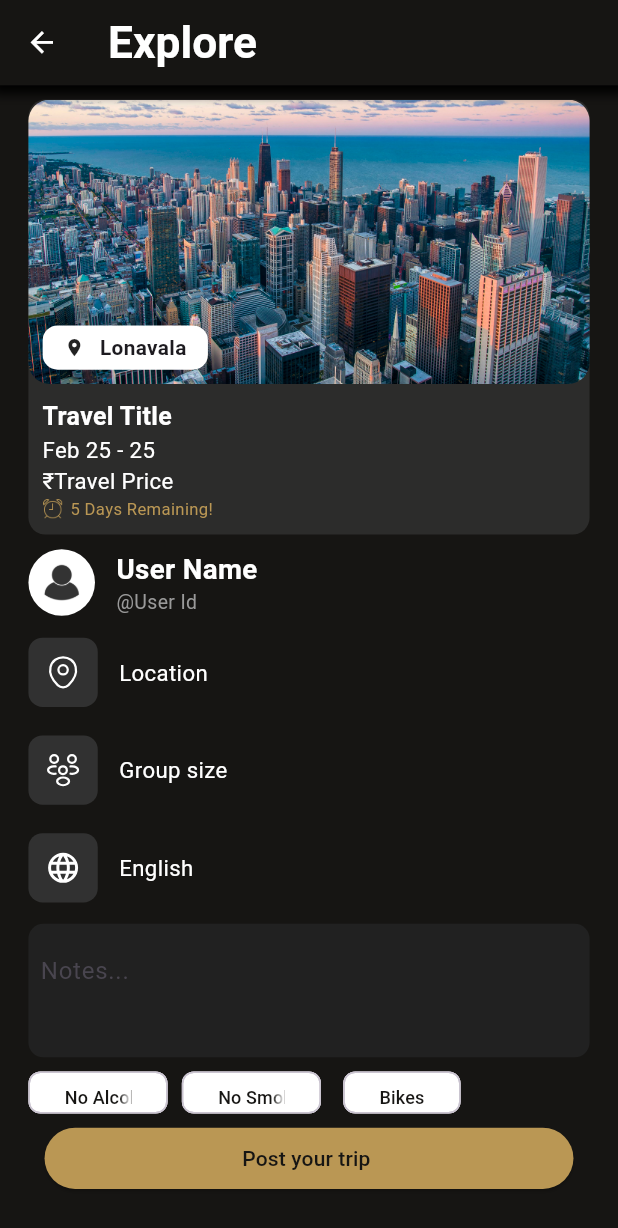
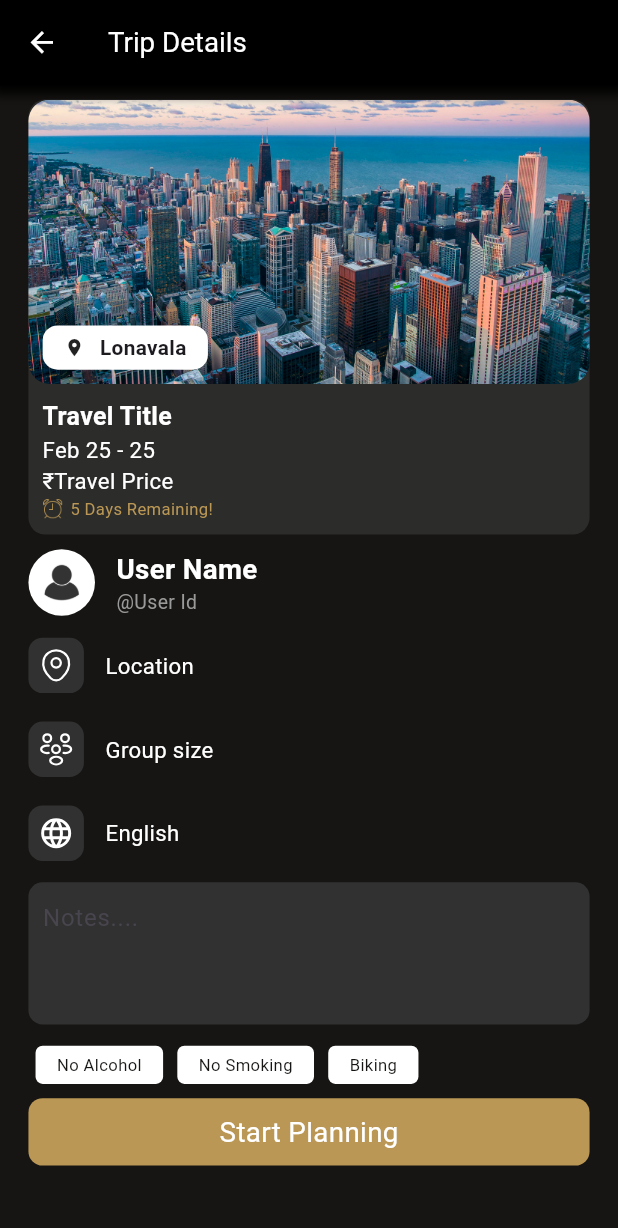
Before and after one commit to Pinnacle01/pinnacle, a Flutter app: the TripDetails screen opened by its route, on a phone screen of 412 x 824 dp. Shown: the top 1228 px of the screen. Run offline on Flutter 3.47's test engine with Material 3 defaults, Android fonts, the phone set to English and light mode, and no system bars; our stand-ins replace flutter_svg, go_router.

Commit message:
Trip Details Changes

```diff
--- a/lib/explore_home/uikit/build_prefrences.dart
+++ /dev/null
@@ -1,35 +0,0 @@
-import 'package:flutter/material.dart';
-import 'package:pinnacle_main/framework/constants/color.dart';
-import 'package:pinnacle_main/framework/constants/size.dart';
-import 'package:pinnacle_main/framework/digital/sizer.dart';
-import 'package:pinnacle_main/framework/uikit/text_widget.dart';
-
-Widget buildPreferences() {
-  return Flexible(
-    child: Row(
-      children: [
-        _buildPreferenceChip('No Alcohol'),
-        SizedBox(width: Sizes.size10.dp),
-        _buildPreferenceChip('No Smoking'),
-        SizedBox(width: Sizes.size8.dp),
-        _buildPreferenceChip('Bikes'),
-      ],
-    ),
-  );
-}
-
-Widget _buildPreferenceChip(String label) {
-  return SizedBox(
-    height: 28,
-    width: 92.77,
-    child: Chip(
-      label: TextWidget(
-          text: label,
-          color: CustomColors.mainBackgroundColor161513,
-          size: Sizes.size13.sp),
-      backgroundColor: CustomColors.mainTextColor,
-      padding: EdgeInsets.fromLTRB(
-          Sizes.size16.dp, Sizes.size6.dp, Sizes.size16.dp, Sizes.size6.dp),
-    ),
-  );
-}
--- a/lib/explore_home/uikit/general_component.dart
+++ b/lib/explore_home/uikit/general_component.dart
@@ -18,8 +18,8 @@ class GeneralComponent {
         children: [
           Container(
             margin: EdgeInsets.symmetric(vertical: Sizes.size5.dp),
-            width: Sizes.size50.sp,
-            height: Sizes.size50.sp,
+            width: Sizes.size40.sp,
+            height: Sizes.size40.sp,
             decoration: BoxDecoration(
               borderRadius: BorderRadius.circular(Sizes.size10.dp),
               color: CustomColors.cardBackgroundColor313131,
--- a/lib/explore_home/uikit/post_button.dart
+++ /dev/null
@@ -1,25 +0,0 @@
-import 'package:flutter/material.dart';
-import 'package:pinnacle_main/framework/constants/color.dart';
-import 'package:pinnacle_main/framework/constants/size.dart';
-import 'package:pinnacle_main/framework/digital/sizer.dart';
-import 'package:pinnacle_main/framework/uikit/text_widget.dart';
-
-Widget postButton() {
-  String text = 'Post your trip ';
-  return SizedBox(
-    width: Sizes.size372.dp,
-    height: Sizes.size43.dp,
-    child: ElevatedButton(
-      style: ElevatedButton.styleFrom(
-        backgroundColor: CustomColors.buttonBackgroundCreamColor,
-      ),
-      onPressed: () {},
-      child: Padding(
-        padding: EdgeInsets.fromLTRB(
-            Sizes.size105.dp, Sizes.size6.dp, Sizes.size105.dp, Sizes.size6.dp),
-        child: TextWidget(
-            text: text, color: CustomColors.mainBackgroundColor161513),
-      ),
-    ),
-  );
-}
--- a/lib/explore_home/uikit/scrollable_textbox.dart
+++ /dev/null
@@ -1,42 +0,0 @@
-import 'package:flutter/material.dart';
-
-class ScrollableNotesBox extends StatefulWidget {
-  const ScrollableNotesBox({super.key});
-
-  @override
-  ScrollableNotesBoxState createState() => ScrollableNotesBoxState();
-}
-
-class ScrollableNotesBoxState extends State<ScrollableNotesBox> {
-  final TextEditingController _notesController = TextEditingController();
-  final ScrollController _scrollController = ScrollController();
-
-  @override
-  Widget build(BuildContext context) {
-    return Container(
-      height: 89, // Fixed height
-      decoration: BoxDecoration(
-        color: Colors.grey[900],
-        borderRadius: BorderRadius.circular(10),
-      ),
-      padding: const EdgeInsets.all(8),
-      child: Scrollbar(
-        controller: _scrollController,
-        thumbVisibility: true,
-        child: TextField(
-          controller: _notesController,
-          maxLength: 500,
-          maxLines: null, // Allows multiple lines inside
-          keyboardType: TextInputType.multiline,
-          scrollController: _scrollController, // Enables scrolling
-          decoration: const InputDecoration(
-            hintText: 'Notes...',
-            border: InputBorder.none, // No outer border
-            counterText: '', // Hides character counter
-          ),
-          style: const TextStyle(color: Colors.white),
-        ),
-      ),
-    );
-  }
-}
--- a/lib/explore_home/view/trip_details.dart
+++ b/lib/explore_home/view/trip_details.dart
@@ -1,43 +1,45 @@
 import 'package:flutter/material.dart';
-import 'package:pinnacle_main/explore_home/uikit/build_prefrences.dart';
 import 'package:pinnacle_main/explore_home/uikit/general_component.dart';
-import 'package:pinnacle_main/explore_home/uikit/post_button.dart';
-import 'package:pinnacle_main/explore_home/uikit/scrollable_textbox.dart';
+import 'package:pinnacle_main/framework/constants/enums.dart';
+import 'package:pinnacle_main/framework/uikit/scrollable_textbox.dart';
 import 'package:pinnacle_main/framework/constants/asset_path.dart';
-
 import 'package:pinnacle_main/framework/constants/color.dart';
 import 'package:pinnacle_main/framework/constants/size.dart';
+import 'package:pinnacle_main/framework/constants/strings.dart';
 import 'package:pinnacle_main/framework/digital/sizer.dart';
-
+import 'package:pinnacle_main/framework/uikit/normal_button.dart';
+import 'package:pinnacle_main/framework/uikit/text_widget.dart';
 import 'package:pinnacle_main/framework/widgets/tool_bar_widgets.dart';
-
 import 'package:pinnacle_main/explore_home/uikit/travel_request_component.dart';
 import 'package:pinnacle_main/framework/widgets/user_profile/user_profile_card.dart';
 
-class TripDetails extends StatefulWidget {
+class TripDetails extends StatelessWidget {
   const TripDetails({
     super.key,
   });
 
   @override
-  State<TripDetails> createState() => _TripDetailsState();
-}
-
-class _TripDetailsState extends State<TripDetails> {
-  @override
   Widget build(BuildContext context) {
+    final tags = [
+      'No Alcohol',
+      'No Smoking',
+      'Biking',
+    ];
     return Scaffold(
       backgroundColor: CustomColors.mainBackgroundColor161513,
       appBar: customAppBarWithShadow(
-        titleName: 'Explore',
-        backgroundColor: CustomColors.mainBackgroundColor161513,
+        titleName: GeneralString.tripDetail,
         titleColor: CustomColors.mainTextColor,
-        fontSize: Sizes.size32.sp,
-        fontWeight: FontWeight.w600,
+        fontSize: Sizes.size20.sp,
       ),
-      body: Padding(
+      body: SingleChildScrollView(
+        child: Padding(
           padding: EdgeInsets.fromLTRB(
-            Sizes.size20.dp, Sizes.size10.dp, Sizes.size20.dp, Sizes.size10.dp),
+            Sizes.size20.dp,
+            Sizes.size10.dp,
+            Sizes.size20.dp,
+            Sizes.size10.dp,
+          ),
           child: Column(
             children: [
               TravelRequestCard(
@@ -73,14 +75,48 @@ class _TripDetailsState extends State<TripDetails> {
                 iconColor: CustomColors.mainTextColor,
               ),
               SizedBox(height: Sizes.size10.dp),
-            const ScrollableNotesBox(),
+              const ScrollableNotesBox(
+                maxLength: 500,
+                hintText: 'Notes....',
+              ),
               SizedBox(height: Sizes.size10.dp),
-            buildPreferences(),
-            SizedBox(height: Sizes.size10.dp),
-            postButton(),
+              Row(
+                children: tags.map((tag) => _buildPreferenceChip(tag)).toList(),
+              ),
+              SizedBox(height: Sizes.size5.dp),
+              NormalButton(
+                label: TextWidget(
+                  text: GeneralString.startPlanning,
+                  size: Sizes.size20.sp,
+                  color: CustomColors.whiteColor,
+                ),
+                onPress: () {},
+                buttonType: ButtonType.customButton,
+                radius: Sizes.size10.dp,
+              ),
             ],
+          ),
         ),
       ),
     );
   }
+
+  Widget _buildPreferenceChip(String label) {
+    return Container(
+      margin: EdgeInsets.all(Sizes.size5.dp),
+      padding: EdgeInsets.symmetric(
+        vertical: Sizes.size5.dp,
+        horizontal: Sizes.size15.dp,
+      ),
+      decoration: BoxDecoration(
+        color: CustomColors.mainTextColor,
+        borderRadius: BorderRadius.circular(Sizes.size5.dp),
+      ),
+      child: TextWidget(
+        text: label,
+        color: CustomColors.mainBackgroundColor161513,
+        size: Sizes.size12.sp,
+      ),
+    );
   }
+}
--- a/lib/framework/constants/common_enums.dart
+++ /dev/null
@@ -1,6 +0,0 @@
-enum ExpenseType{
-  fuel,
-  esential,
-  food,
-  other,
-}
--- /dev/null
+++ b/lib/framework/constants/enums.dart
@@ -0,0 +1,15 @@
+enum ExpenseType{
+  fuel,
+  esential,
+  food,
+  other,
+}
+
+enum ButtonType {
+  normal,
+  outlined,
+  text,
+  buttonWithIcon,
+  backIconButton,
+  customButton,
+}
--- a/lib/framework/constants/strings.dart
+++ b/lib/framework/constants/strings.dart
@@ -12,6 +12,11 @@ class GeneralString {
   static String get paidBy => 'Paid By:';
 
 
+  static String get tripDetail => 'Trip Details';
+  static String get startPlanning => 'Start Planning';
+
+
+
 
   // Notification Tab
   static String get commentWrite => 'Write a comment';
--- a/lib/framework/uikit/normal_button.dart
+++ b/lib/framework/uikit/normal_button.dart
@@ -1,26 +1,21 @@
 import 'package:flutter/material.dart';
 import 'package:pinnacle_main/framework/constants/color.dart';
+import 'package:pinnacle_main/framework/constants/enums.dart';
 import 'package:pinnacle_main/framework/constants/size.dart';
 import 'package:pinnacle_main/framework/digital/sizer.dart';
-
-enum ButtonType {
-  normal,
-  outlined,
-  text,
-  buttonWithIcon,
-  backIconButton,
-}
 
 class NormalButton extends StatelessWidget {
   const NormalButton({
     super.key,
     required this.label,
     required this.onPress,
+    required this.buttonType,
     this.onLongPress,
     this.icon,
     this.bgColor,
     this.iconColor,
-    required this.buttonType,
+    this.padding,
+    this.radius,
   });
 
   final void Function() onPress;
@@ -29,6 +24,8 @@ class NormalButton extends StatelessWidget {
   final Color? bgColor;
   final Color? iconColor;
   final ButtonType buttonType;
+  final double? padding;
+  final double? radius;
   final void Function()? onLongPress;
 
   @override
@@ -44,6 +41,8 @@ class NormalButton extends StatelessWidget {
         return _buildButtonWithIcon();
       case ButtonType.backIconButton:
         return _buildBackIcon();
+      case ButtonType.customButton:
+        return _buildCustomButton();
     }
   }
 
@@ -115,4 +114,18 @@ class NormalButton extends StatelessWidget {
       child: label,
     );
   }
+
+  Widget _buildCustomButton() {
+    return InkWell(
+      onTap: onPress,
+      child: Container(
+        padding: EdgeInsets.all(padding ?? Sizes.size10.dp),
+        decoration: BoxDecoration(
+          color: bgColor ?? CustomColors.buttonBackgroundCreamColor,
+          borderRadius: BorderRadius.circular(radius ?? Sizes.size0.dp),
+        ),
+        child: Center(child: label),
+      ),
+    );
+  }
 }
--- /dev/null
+++ b/lib/framework/uikit/scrollable_textbox.dart
@@ -0,0 +1,54 @@
+import 'package:flutter/material.dart';
+import 'package:pinnacle_main/framework/constants/color.dart';
+import 'package:pinnacle_main/framework/constants/size.dart';
+import 'package:pinnacle_main/framework/digital/sizer.dart';
+
+class ScrollableNotesBox extends StatelessWidget {
+  const ScrollableNotesBox({
+    super.key,
+    required this.hintText,
+    this.hintColor,
+    this.bgColor,
+    this.controller,
+    this.scrollController,
+    this.maxLength,
+  });
+
+  final String hintText;
+  final TextEditingController? controller;
+  final ScrollController? scrollController;
+  final Color? hintColor;
+  final Color? bgColor;
+  final int? maxLength;
+
+  @override
+  Widget build(BuildContext context) {
+    return Container(
+      height: Sizes.size100.dp,
+      decoration: BoxDecoration(
+        color: CustomColors.cardBackgroundColor313131,
+        borderRadius: BorderRadius.circular(Sizes.size10.dp),
+      ),
+      padding: EdgeInsets.symmetric(horizontal: Sizes.size10.dp),
+      child: Scrollbar(
+        controller: scrollController,
+        thumbVisibility: true,
+        child: TextField(
+          controller: controller,
+          maxLength: maxLength ?? 500,
+          maxLines: null,
+          scrollController: scrollController,
+          keyboardType: TextInputType.multiline,
+          decoration: InputDecoration(
+            hintText: hintText,
+            border: InputBorder.none,
+            counterText: '',
+          ),
+          style: TextStyle(
+            color: CustomColors.whiteColor,
+          ),
+        ),
+      ),
+    );
+  }
+}
--- a/lib/framework/uikit/text_field_widget.dart
+++ b/lib/framework/uikit/text_field_widget.dart
@@ -24,6 +24,7 @@ class TextFieldWidget extends StatelessWidget {
   final Color? hintColor;
   final Color? fieldTextColor;
   final Color? prefixIconColor;
+  final int? maxLength;
 
   const TextFieldWidget({
     super.key,
@@ -40,6 +41,7 @@ class TextFieldWidget extends StatelessWidget {
     this.keyboardType = TextInputType.text,
     this.fieldTextColor,
     this.prefixIconColor,
+    this.maxLength,
   });
 
   @override
@@ -69,6 +71,7 @@ class TextFieldWidget extends StatelessWidget {
               color: bgColor ?? CustomColors.navCardBackgroundColor222222,
             ),
             child: TextField(
+              maxLength: maxLength,
               controller: controller,
               keyboardType: keyboardType,
               style: TextStyle(color: fieldTextColor ?? Colors.black),
@@ -120,6 +123,7 @@ class TextFieldWidget extends StatelessWidget {
                     style: TextStyle(
                       color: fieldTextColor ?? CustomColors.blueColor,
                     ),
+                    maxLength: maxLength,
                     decoration: InputDecoration(
                       filled: true,
                       fillColor:
--- a/lib/framework/widgets/expense/single_expense.dart
+++ b/lib/framework/widgets/expense/single_expense.dart
@@ -1,7 +1,7 @@
 import 'package:flutter/material.dart';
 import 'package:intl/intl.dart';
 import 'package:pinnacle_main/framework/constants/color.dart';
-import 'package:pinnacle_main/framework/constants/common_enums.dart';
+import 'package:pinnacle_main/framework/constants/enums.dart';
 import 'package:pinnacle_main/framework/constants/constants.dart';
 import 'package:pinnacle_main/framework/constants/size.dart';
 import 'package:pinnacle_main/framework/constants/strings.dart';
--- a/lib/framework/widgets/tool_bar_widgets.dart
+++ b/lib/framework/widgets/tool_bar_widgets.dart
@@ -13,7 +13,7 @@ PreferredSizeWidget customAppBarWithShadow({
   Color? iconColor,
   double? iconSize,
   Color? backgroundColor,
-  List<IconWidget>? actionIcon,
+  List<Widget>? actionWidget,
   FontWeight? fontWeight,
   double? fontSize,
 }) {
@@ -49,7 +49,7 @@ PreferredSizeWidget customAppBarWithShadow({
                   iconSize: WidgetStateProperty.all(Sizes.size24.sp),
                 ),
               ),
-        actions: actionIcon,
+        actions: actionWidget,
         backgroundColor: backgroundColor ?? Colors.black,
       ),
     ),
--- a/lib/main.dart
+++ b/lib/main.dart
@@ -36,13 +36,14 @@ final _router = GoRouter(
             builder: (BuildContext context, GoRouterState state) {
               return const ExploreHome();
             },
-        ),
+            routes: [
               GoRoute(
                 path: 'tripdetails',
                 builder: (BuildContext context, GoRouterState state) {
                   return const TripDetails();
                 },
               ),
+            ]),
       ],
     ),
   ],
```
Also changed, not shown: lib/explore_home/view/explore_home.dart (+31 -15 lines), lib/framework/widgets/navigation_bar/custom_bottom_navigation_bar.dart (+69 -20 lines), lib/framework_demo.dart (+11 -3 lines), lib/home.dart (+1 -7 lines), lib/framework/widgets/neraby_attraction_small_card.dart (renamed from lib/explore_home/uikit/neraby_attraction_small_card.dart), 4 other files. Lines whose indentation alone changed are shown as unchanged.
